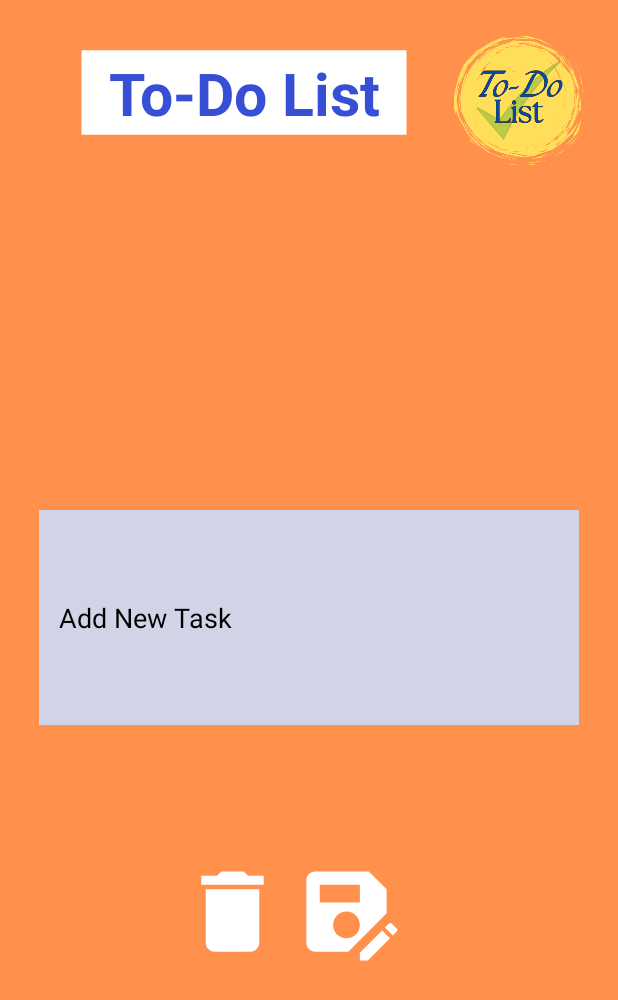
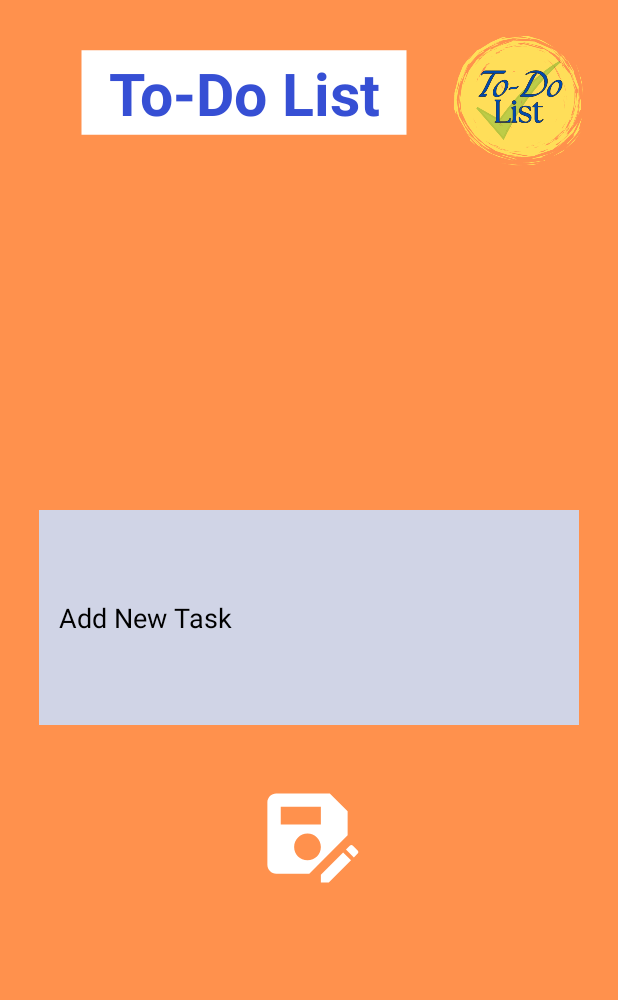
Before and after one commit to zaeema48/CODSOFT_To-Do-List, an Android app: the AddTask screen opened directly, with no data from a screen before it, on a phone screen of 412 x 824 dp. Shown: the top 1000 px of the screen. Run offline under Robolectric (Android 15) with nearby library versions, the phone set to English and light mode, and no system bars; our stand-ins replace Room's generated code, sdp/ssp sizes; 1 statement that could not run was skipped.

Commit message:
Add Task

```diff
--- a/app/src/main/java/com/example/to_dolist/AddTask.java
+++ b/app/src/main/java/com/example/to_dolist/AddTask.java
@@ -1,6 +1,11 @@
 package com.example.to_dolist;
 
+import android.content.Intent;
 import android.os.Bundle;
+import android.view.View;
+import android.widget.EditText;
+import android.widget.ImageView;
+import android.widget.Toast;
 
 import androidx.activity.EdgeToEdge;
 import androidx.appcompat.app.AppCompatActivity;
@@ -9,11 +14,40 @@ import androidx.core.view.ViewCompat;
 import androidx.core.view.WindowInsetsCompat;
 
 public class AddTask extends AppCompatActivity {
+    private RoomDB db;
+    private ToDoListDao taskDao;
+    RecyclerAdapter adapter;
 
     @Override
     protected void onCreate(Bundle savedInstanceState) {
         super.onCreate(savedInstanceState);
         setContentView(R.layout.activity_add_task);
 
+        EditText addTask;
+        ImageView saveBtn;
+
+        addTask=findViewById(R.id.addTask);
+        saveBtn=findViewById(R.id.save);
+
+        db=RoomDB.getInstance(this);
+        taskDao=db.toDoListDao();
+
+        Intent intent = new Intent();
+        ToDoListModel model= (ToDoListModel) intent.getSerializableExtra("addTask");
+        addTask.setText(model.getTask());
+
+        saveBtn.setOnClickListener(new View.OnClickListener() {
+            @Override
+            public void onClick(View v) {
+                String task = addTask.getText().toString();
+                if(!task.isEmpty()){
+                    Toast.makeText(AddTask.this, "Task Added", Toast.LENGTH_SHORT).show();
+                    model.setTask(task);
+                    taskDao.insert(model);
+                    adapter.notifyDataSetChanged();
+                    finish();
+                }
+            }
+        });
     }
 }
--- a/app/src/main/java/com/example/to_dolist/Animation.java
+++ b/app/src/main/java/com/example/to_dolist/Animation.java
@@ -18,7 +18,6 @@ public class Animation extends AppCompatActivity {
 
     protected void onCreate(Bundle savedInstanceState) {
         super.onCreate(savedInstanceState);
-        EdgeToEdge.enable(this);
         setContentView(R.layout.animation);
 
         lottie=findViewById(R.id.lottie);
--- a/app/src/main/java/com/example/to_dolist/EditTask.java
+++ b/app/src/main/java/com/example/to_dolist/EditTask.java
@@ -24,6 +24,7 @@ public class EditTask extends AppCompatActivity {
     @Override
     protected void onCreate(Bundle savedInstanceState) {
         super.onCreate(savedInstanceState);
+
         setContentView(R.layout.activity_edit_task);
         EditText taskText= findViewById(R.id.addTask);
         ImageView saveBtn= findViewById(R.id.save);
--- a/app/src/main/java/com/example/to_dolist/MainActivity.java
+++ b/app/src/main/java/com/example/to_dolist/MainActivity.java
@@ -5,6 +5,7 @@ import android.os.Bundle;
 import android.view.View;
 import android.widget.ImageView;
 
+import androidx.activity.EdgeToEdge;
 import androidx.appcompat.app.AppCompatActivity;
 import androidx.recyclerview.widget.LinearLayoutManager;
 import androidx.recyclerview.widget.RecyclerView;
--- a/app/src/main/res/layout/activity_add_task.xml
+++ b/app/src/main/res/layout/activity_add_task.xml
@@ -48,15 +48,8 @@
         android:layout_width="@dimen/_55sdp"
         android:layout_height="@dimen/_55sdp"
         android:src="@drawable/save"
-        android:layout_marginLeft="@dimen/_150sdp"
-        android:layout_marginTop="@dimen/_440sdp"/>
+        android:layout_marginLeft="@dimen/_130sdp"
+        android:layout_marginTop="@dimen/_400sdp"/>
 
-    <ImageView
-        android:id="@+id/del"
-        android:layout_width="@dimen/_55sdp"
-        android:layout_height="@dimen/_55sdp"
-        android:src="@drawable/white_delete"
-        android:layout_marginTop="@dimen/_440sdp"
-        android:layout_marginLeft="@dimen/_92sdp"/>
 
 </RelativeLayout>
```
